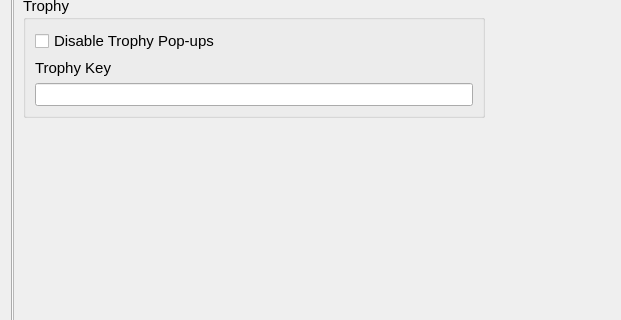
DanielSvoboda/shadPS4, file src/qt_gui/settings_dialog.ui: the form before one commit; both pictures show x 0 to 621 and y 132 to 452 of the 970 by 750 pixel window.
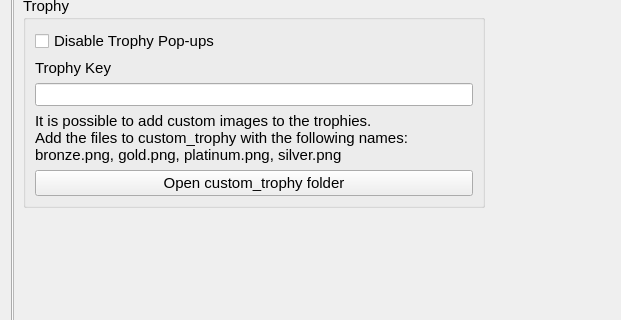
The form after the commit. The open tabs and pages were chosen to show the change. Icons and pictures are not drawn.

Diff of the .ui file:
```diff
--- a/src/qt_gui/settings_dialog.ui
+++ b/src/qt_gui/settings_dialog.ui
@@ -1291,6 +1291,22 @@
                  </property>
                 </widget>
                </item>
+                      <item>
+                        <widget class="QLabel" name="label_Custom_Trophy">
+                          <property name="text">
+                            <string>It is possible to add custom images to the trophies.
+Add the files to custom_trophy with the following names:
+bronze.png, gold.png, platinum.png, silver.png</string>
+                          </property>
+                        </widget>
+                      </item>
+                      <item>
+                        <widget class="QPushButton" name="OpenCustom_trophyLocationButton">
+                          <property name="text">
+                            <string>Open custom_trophy folder</string>
+                          </property>
+                        </widget>
+                      </item>
               </layout>
              </widget>
             </item>
```
Lines whose indentation alone changed are shown as unchanged.
